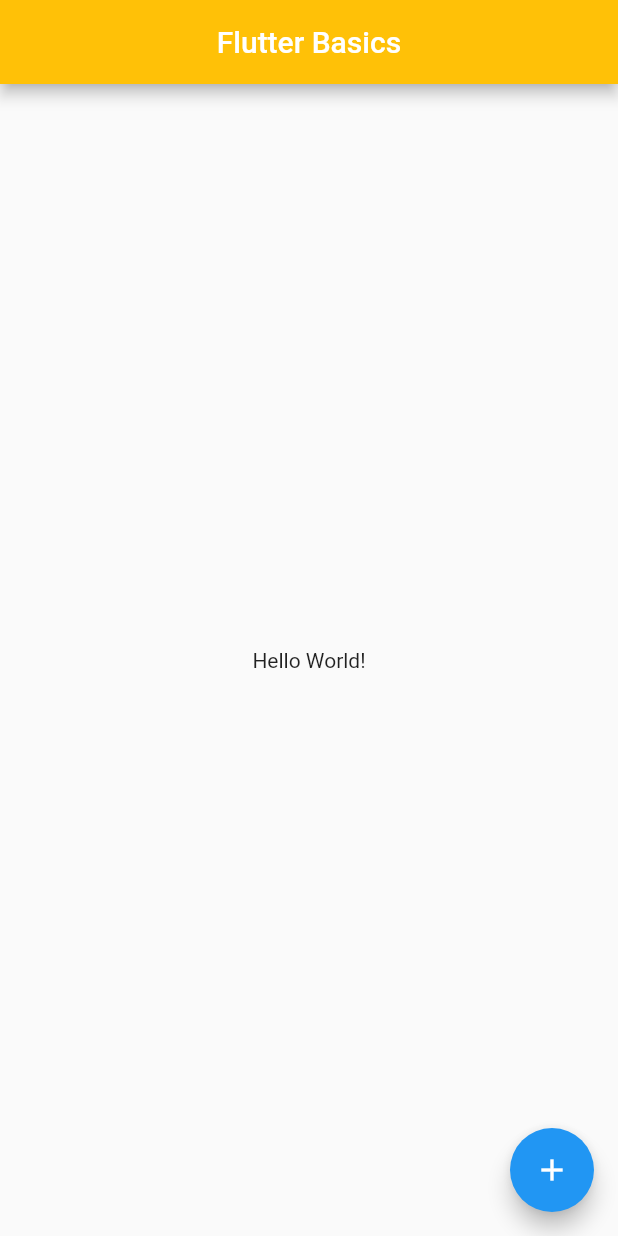
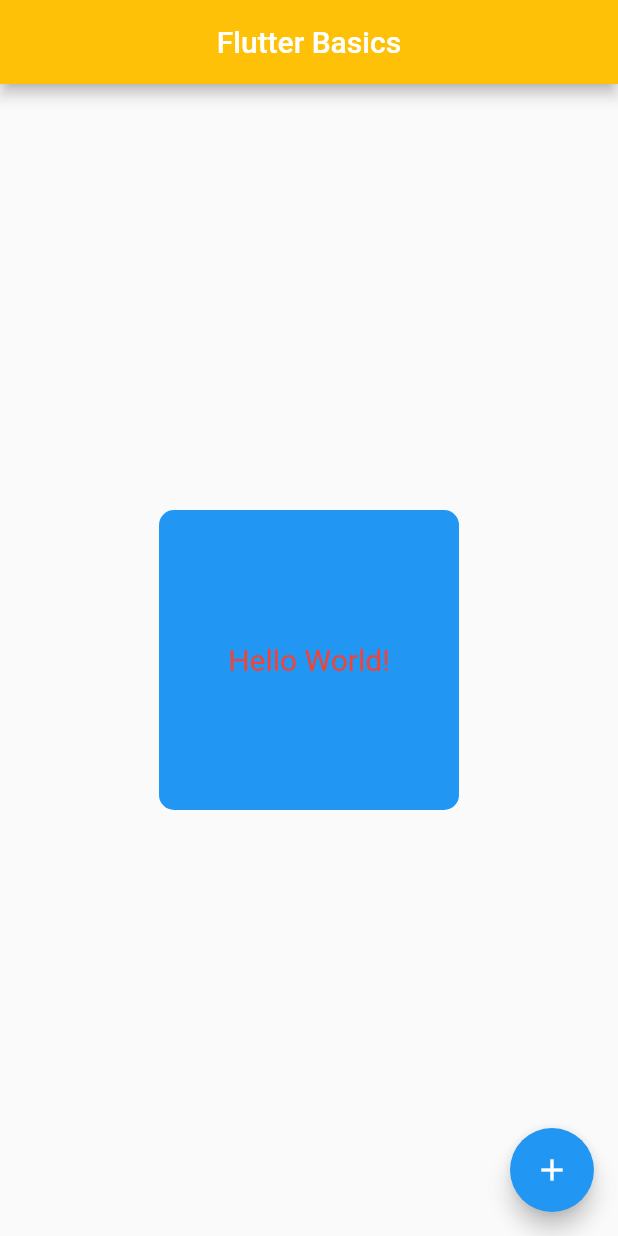
Before and after one commit to aryaman-awasthi/FlutterUnleashed-BuildingPowerfulApps, a Flutter app: the screen it shows after launch, on a phone screen of 412 x 824 dp. Run offline on Flutter 3.47's test engine with Material 2 defaults, Android fonts, the phone set to English and light mode, and no system bars.

Commit message:
mod: container-and-text-widget

```diff
--- a/flutter-basics/hello_world/lib/main.dart
+++ b/flutter-basics/hello_world/lib/main.dart
@@ -21,7 +21,25 @@ class MyApp extends StatelessWidget {
             centerTitle: true,
             title: const Text("Flutter Basics"),
           ),
-          body: const Center(child: Text("Hello World!")),
+          body: Center(
+            child: Container(
+              height: 200,
+              width: 200,
+              decoration: BoxDecoration(
+                color: Colors.blue,
+                borderRadius: BorderRadius.circular(10),
+              ),
+              child: const Center(
+                child: Text(
+                  "Hello World!",
+                  style: TextStyle(
+                    color: Colors.red,
+                    fontSize: 20,
+                  ),
+                ),
+              ),
+            ),
+          ),
           floatingActionButton: FloatingActionButton(
             onPressed: () => debugPrint('clicked'),
             child: const Icon(Icons.add),
```
